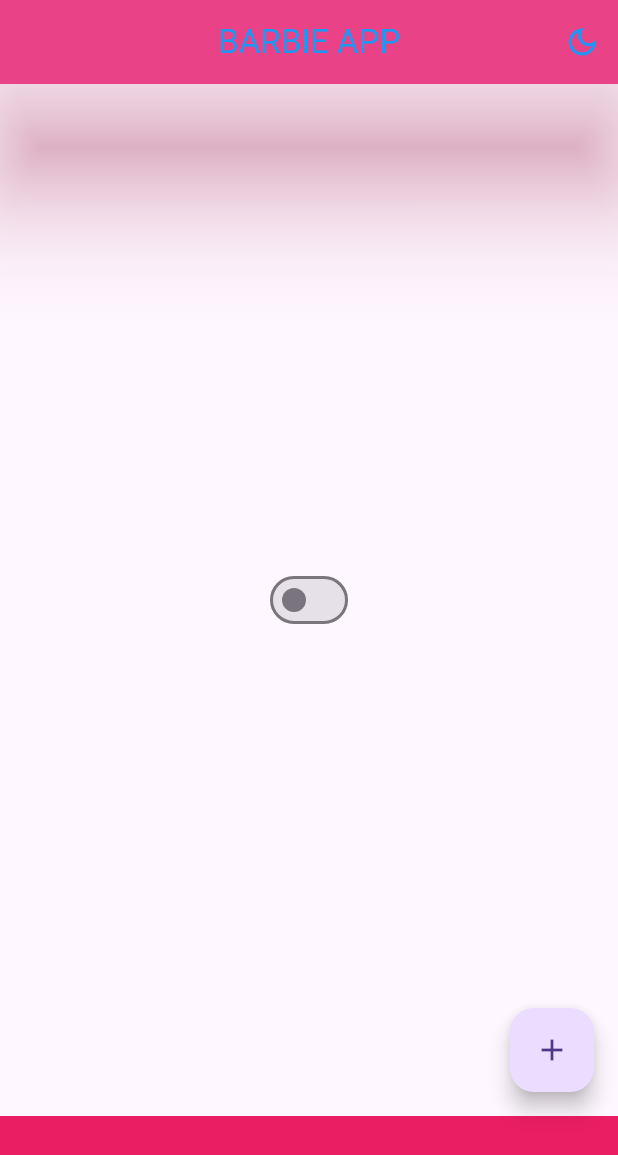
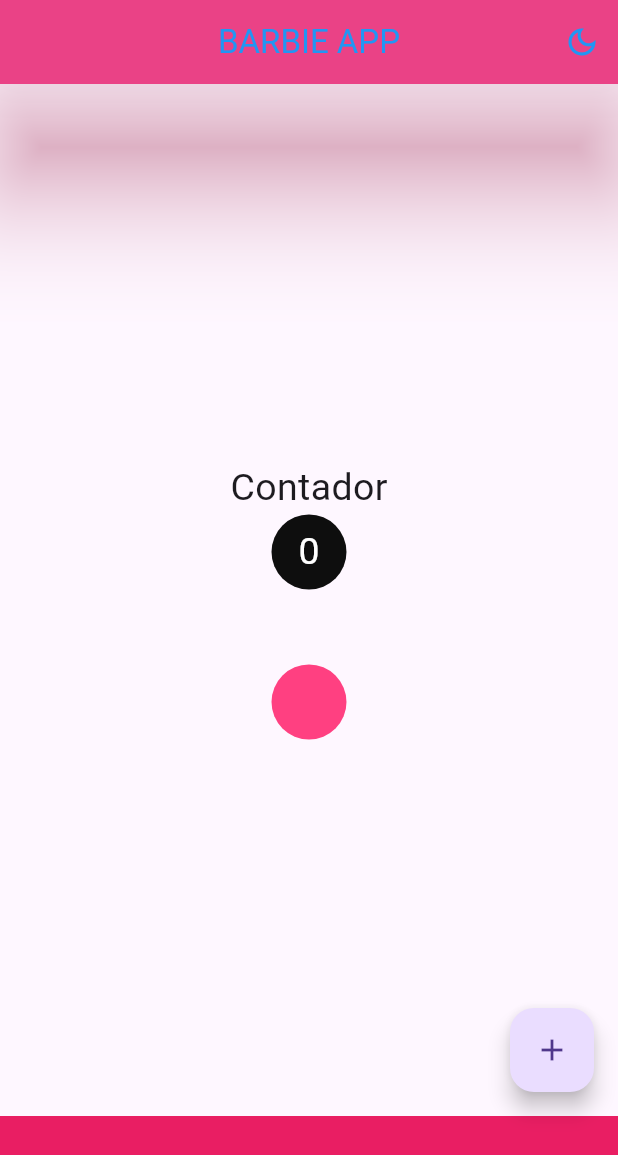
Before and after one commit to vrunobinicius/IFNMG-DEV-MOBILE, a Flutter app: the screen it shows after launch, on a phone screen of 412 x 824 dp. Shown: the top 1155 px of the screen. Run offline on Flutter 3.47's test engine with Material 3 defaults, Android fonts, the phone set to English and light mode, and no system bars.

Commit message:
Columns & Rows
Colunas e Linhas foram estudadas durante o projeto.

```diff
--- a/lib/home_page.dart
+++ b/lib/home_page.dart
@@ -1,4 +1,7 @@
+import 'dart:math';
+
 import 'package:flutter/material.dart';
+import 'package:flutter/widgets.dart';
 import 'package:project/app_controller.dart';
 
 class HomePage extends StatefulWidget {
@@ -30,8 +33,60 @@ class HomePageState extends State<HomePage> {
                   : Icon(Icons.dark_mode_outlined))),
         ],
       ),
-      body: Center(
-        child: CustomSwitch(),
+      body: Container(
+        width: double.infinity,
+        height: double.infinity,
+        child: Column(
+          mainAxisAlignment: MainAxisAlignment.center,
+          children: [
+            Text(
+              "Contador",
+              style: TextStyle(fontSize: 25),
+            ),
+            Row(
+              mainAxisAlignment: MainAxisAlignment.center,
+              children: [
+                Container(
+                  decoration: BoxDecoration(
+                    borderRadius: BorderRadius.circular(25),
+                    color: Color.fromARGB(
+                      255,
+                      50 + Random().nextInt(300),
+                      50 + Random().nextInt(300),
+                      50 + Random().nextInt(300),
+                    ),
+                  ),
+                  alignment: Alignment.center,
+                  width: 50,
+                  height: 50,
+                  child: Text(
+                    "$counter",
+                    style: TextStyle(
+                      fontSize: 25,
+                      color: Colors.white,
+                    ),
+                  ),
+                ),
+              ],
+            ),
+            Container(
+              height: 50,
+            ),
+            Row(
+              mainAxisAlignment: MainAxisAlignment.center,
+              children: [
+                Container(
+                  width: 50,
+                  height: 50,
+                  decoration: BoxDecoration(
+                    shape: BoxShape.circle,
+                    color: Colors.pinkAccent,
+                  ),
+                )
+              ],
+            )
+          ],
+        ),
       ),
       floatingActionButton: FloatingActionButton(
         onPressed: () {
```
